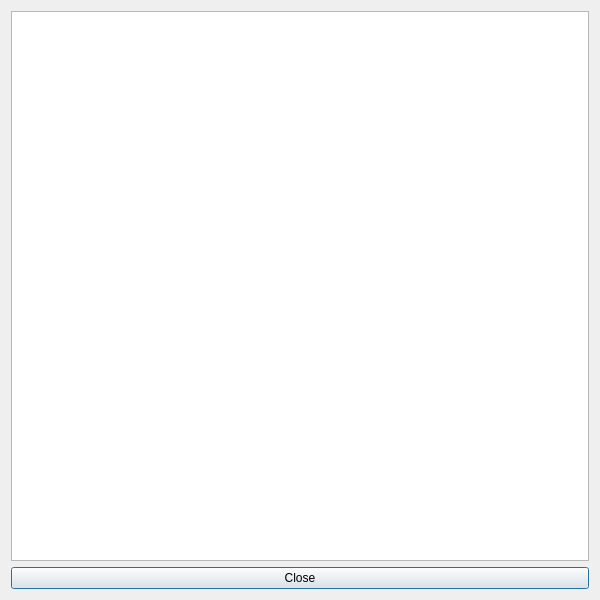
This is forms/helpdialog.ui in pixellots/unclient as Qt 5 draws it before an edit. The edited form follows.
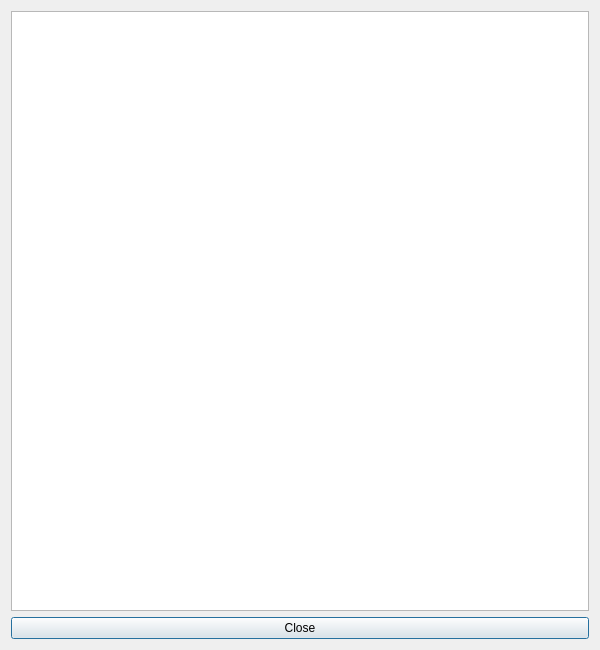
This is the edited form.

What changed in the file:
```diff
--- a/forms/helpdialog.ui
+++ b/forms/helpdialog.ui
@@ -7,7 +7,7 @@
     <x>0</x>
     <y>0</y>
     <width>600</width>
-    <height>600</height>
+    <height>650</height>
    </rect>
   </property>
   <property name="windowTitle">
@@ -28,7 +28,7 @@
       <string notr="true">&lt;!DOCTYPE HTML PUBLIC &quot;-//W3C//DTD HTML 4.0//EN&quot; &quot;http://www.w3.org/TR/REC-html40/strict.dtd&quot;&gt;
 &lt;html&gt;&lt;head&gt;&lt;meta name=&quot;qrichtext&quot; content=&quot;1&quot; /&gt;&lt;style type=&quot;text/css&quot;&gt;
 p, li { white-space: pre-wrap; }
-&lt;/style&gt;&lt;/head&gt;&lt;body style=&quot; font-family:'Courier New'; font-size:11pt; font-weight:400; font-style:normal;&quot;&gt;
+&lt;/style&gt;&lt;/head&gt;&lt;body style=&quot; font-family:'Courier New'; font-size:8.25pt; font-weight:400; font-style:normal;&quot;&gt;
 &lt;p style=&quot;-qt-paragraph-type:empty; margin-top:0px; margin-bottom:0px; margin-left:0px; margin-right:0px; -qt-block-indent:0; text-indent:0px; font-size:8pt;&quot;&gt;&lt;br /&gt;&lt;/p&gt;&lt;/body&gt;&lt;/html&gt;</string>
      </property>
      <property name="acceptRichText">
```
